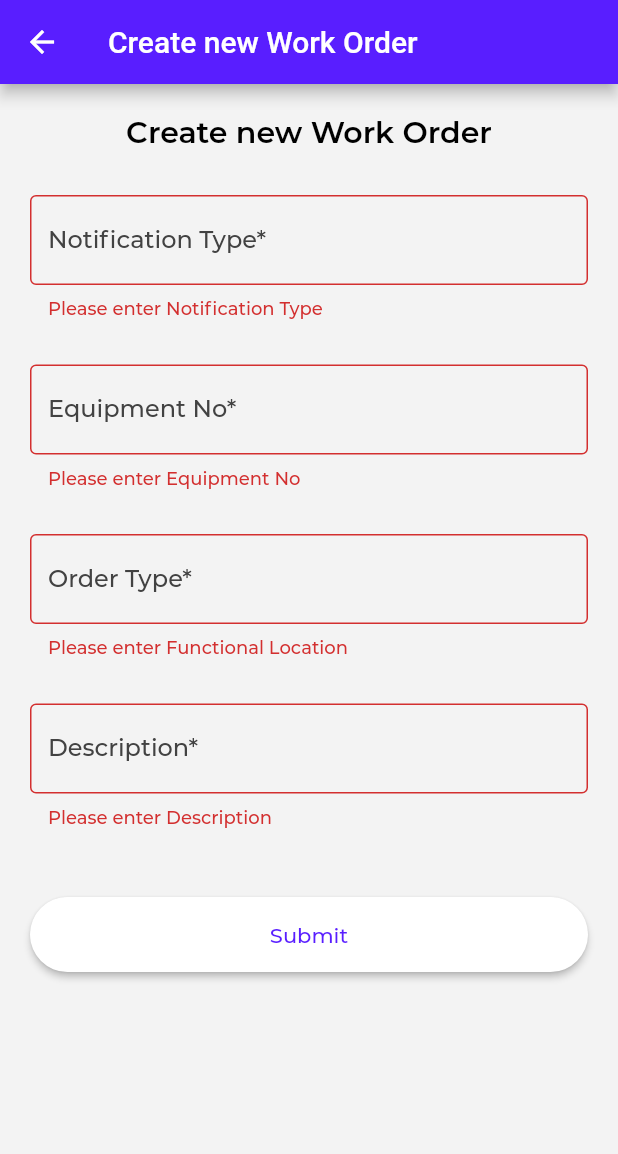
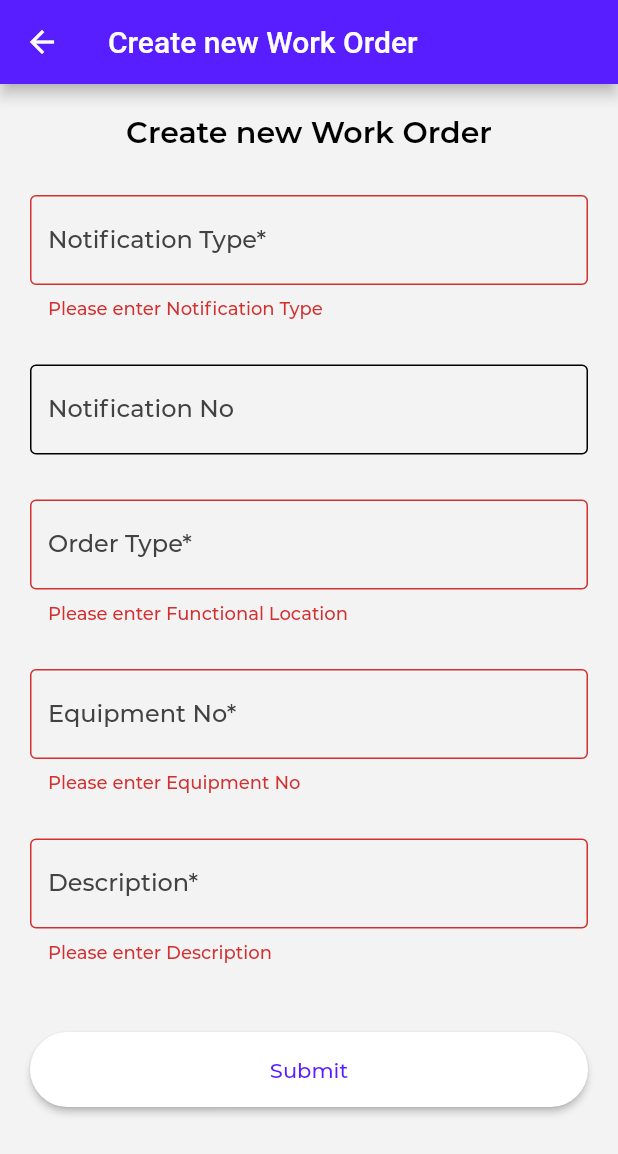
Before and after one commit to theWellHopeErr/portal-phase-ii-ui, a Flutter app: the WorkOrderCreate screen opened directly, after a tap on "Submit", on a phone screen of 412 x 824 dp. Shown: the top 1154 px of the screen. Run offline on Flutter 3.47's test engine with Material 2 defaults, Android fonts, the phone set to English and light mode, and no system bars; our stand-ins replace firebase_core, firebase_messaging, overlay_support, shared_preferences; missing offline and left inert: sliver_fab; accounts and stored records are empty; project files that could hold a hidden picture were left out.

Commit message:
Change color in Sliver, Add Notif No in WO-Create

```diff
--- a/lib/work-order/workorder-create.dart
+++ b/lib/work-order/workorder-create.dart
@@ -4,7 +4,6 @@ import 'dart:convert';
 import 'dart:io';
 
 import 'package:portal_phase_ii_ui/helpers.dart';
-import 'package:portal_phase_ii_ui/notification/notification-item.dart';
 
 class WorkOrderCreate extends StatefulWidget {
   const WorkOrderCreate({Key? key}) : super(key: key);
@@ -130,7 +129,7 @@ class _WorkOrderCreateState extends State<WorkOrderCreate> {
                         ),
                         decoration: InputDecoration(
                             border: OutlineInputBorder(),
-                            labelText: 'Equipment No*',
+                            labelText: 'Notification No',
                             labelStyle: TextStyle(
                               color: const Color(0xFF424242),
                               fontWeight: FontWeight.w500,
@@ -142,10 +141,9 @@ class _WorkOrderCreateState extends State<WorkOrderCreate> {
                             )),
                         validator: (value) {
                           if (value == null || value.isEmpty) {
-                            return 'Please enter Equipment No';
+                            formData['notif_no'] = null;
                           }
-                          formData['equip_id'] = value;
-                          return null;
+                          formData['notif_no'] = value;
                         },
                       ),
                       SizedBox(
@@ -173,6 +171,34 @@ class _WorkOrderCreateState extends State<WorkOrderCreate> {
                             return 'Please enter Functional Location';
                           }
                           formData['order_type'] = value;
+                          return null;
+                        },
+                      ),
+                      SizedBox(
+                        height: 30,
+                      ),
+                      TextFormField(
+                        autovalidateMode: AutovalidateMode.onUserInteraction,
+                        style: TextStyle(
+                          color: Colors.grey[700],
+                        ),
+                        decoration: InputDecoration(
+                            border: OutlineInputBorder(),
+                            labelText: 'Equipment No*',
+                            labelStyle: TextStyle(
+                              color: const Color(0xFF424242),
+                              fontWeight: FontWeight.w500,
+                            ),
+                            enabledBorder: OutlineInputBorder(
+                              borderSide: BorderSide(
+                                color: Colors.black,
+                              ),
+                            )),
+                        validator: (value) {
+                          if (value == null || value.isEmpty) {
+                            return 'Please enter Equipment No';
+                          }
+                          formData['equip_id'] = value;
                           return null;
                         },
                       ),
@@ -247,22 +273,19 @@ class _WorkOrderCreateState extends State<WorkOrderCreate> {
                               visible: !loading,
                               child: MaterialButton(
                                 onPressed: () {
-                                  if (_formKey.currentState!.validate()) {
-                                    setState(() {
-                                      loading = true;
-                                    });
-                                    onSubmit();
-                                    // Navigator.push(
-                                    //   context,
-                                    //   MaterialPageRoute(
-                                    //       builder: (context) =>
-                                    //           NotificationItem(
-                                    //             notifNo: notificationNo.toString(),
-                                    //           )),
-                                    // );
+                                  if (message.isEmpty) {
+                                    if (_formKey.currentState!.validate()) {
+                                      setState(() {
+                                        loading = true;
+                                      });
+                                      onSubmit();
+                                    }
+                                  } else {
+                                    Navigator.pop(context);
                                   }
                                 },
-                                child: Text('Submit'),
+                                child:
+                                    Text(message.isEmpty ? 'Submit' : 'Close'),
                                 height: 50,
                                 minWidth: double.infinity,
                                 color: Colors.white,
```
Also changed, not shown: lib/work-order/workorders-list.dart (+13 -6 lines).
